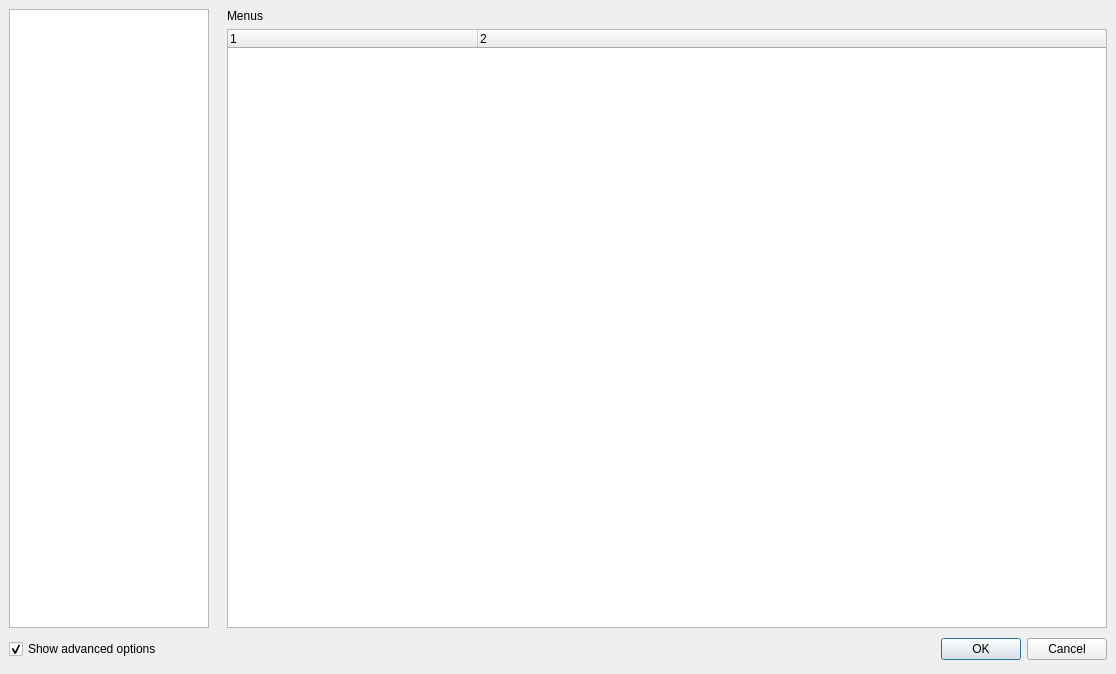
This is configdialog.ui in svn2github/texstudio-trunk as Qt 5 draws it before an edit. The edited form follows.
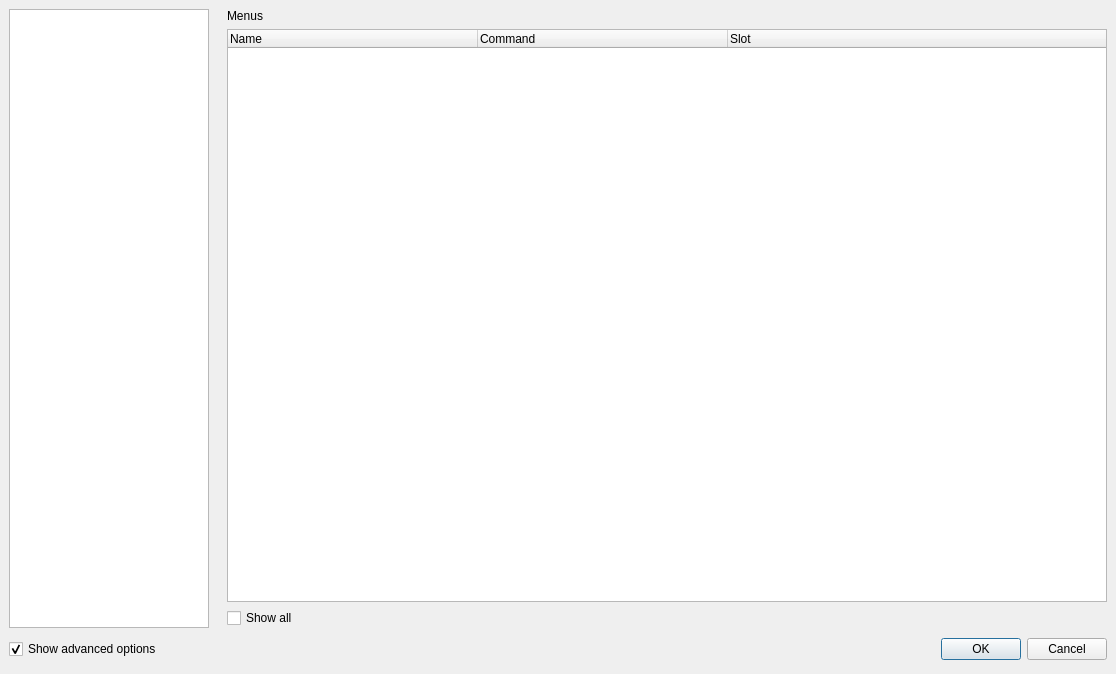
This is the edited form. Icons and pictures are not drawn.

Commit message: allow to override all menu items

What changed in the file:
```diff
--- a/configdialog.ui
+++ b/configdialog.ui
@@ -833,21 +833,33 @@
           <bool>true</bool>
          </property>
          <property name="columnCount">
-          <number>2</number>
+          <number>3</number>
          </property>
          <attribute name="headerDefaultSectionSize">
           <number>250</number>
          </attribute>
          <column>
           <property name="text">
-           <string>1</string>
+           <string>Name</string>
           </property>
          </column>
          <column>
           <property name="text">
-           <string>2</string>
+           <string>Command</string>
           </property>
          </column>
+         <column>
+          <property name="text">
+           <string>Slot</string>
+          </property>
+         </column>
+        </widget>
+       </item>
+       <item>
+        <widget class="QCheckBox" name="checkBoxShowAllMenus">
+         <property name="text">
+          <string>Show all</string>
+         </property>
         </widget>
        </item>
       </layout>
```
Left out of the diff: 4 changed lines with no effect on the pictures. The commit also changes 7 other files.
